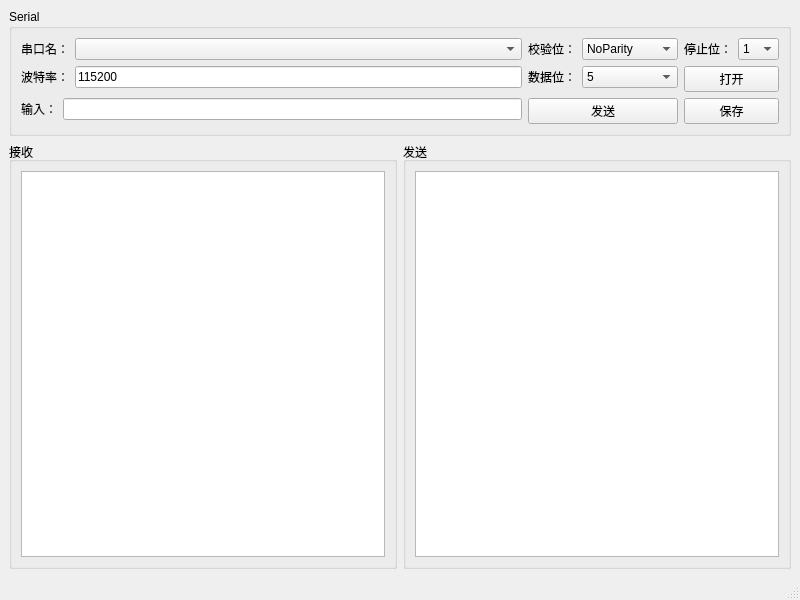
This is src/serialNetTools/qt_ui/mainwindow.ui in libuedu/CmakeStudy as Qt 5 draws it before an edit. The edited form follows.
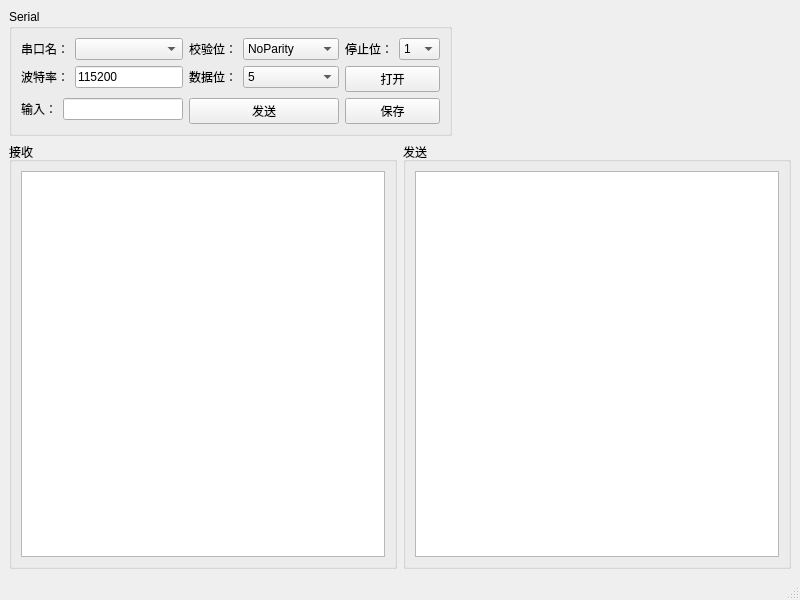
This is the edited form.

```diff
--- a/src/serialNetTools/qt_ui/mainwindow.ui
+++ b/src/serialNetTools/qt_ui/mainwindow.ui
@@ -15,6 +15,19 @@
   </property>
   <widget class="QWidget" name="centralwidget">
    <layout class="QGridLayout" name="gridLayout_5">
+    <item row="0" column="1">
+     <spacer name="horizontalSpacer">
+      <property name="orientation">
+       <enum>Qt::Horizontal</enum>
+      </property>
+      <property name="sizeHint" stdset="0">
+       <size>
+        <width>193</width>
+        <height>20</height>
+       </size>
+      </property>
+     </spacer>
+    </item>
     <item row="0" column="0">
      <widget class="QGroupBox" name="groupBox_3">
       <property name="title">
@@ -211,7 +224,7 @@
       </layout>
      </widget>
     </item>
-    <item row="1" column="0">
+    <item row="1" column="0" colspan="2">
      <layout class="QGridLayout" name="gridLayout_4">
       <item row="0" column="0">
        <widget class="QGroupBox" name="groupBox">
```
